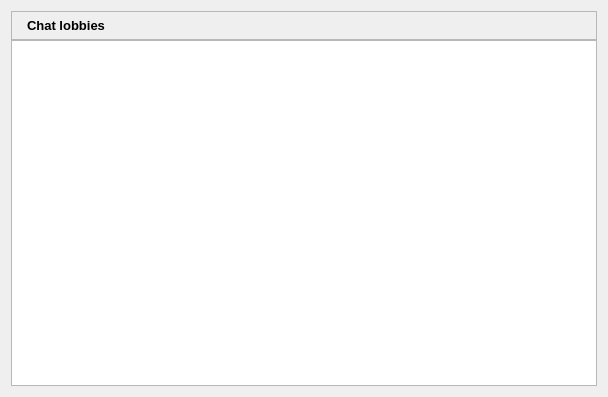
Old version of the form retroshare-gui/src/gui/ChatLobbyWidget.ui in the repository RetroShare/RetroShare.
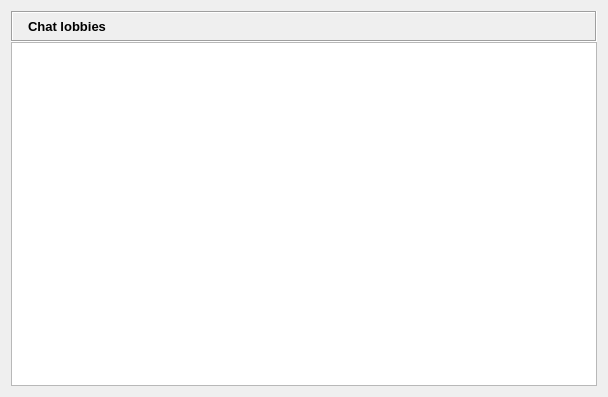
New version of the form. Icons and pictures are not drawn.

```diff
--- a/retroshare-gui/src/gui/ChatLobbyWidget.ui
+++ b/retroshare-gui/src/gui/ChatLobbyWidget.ui
@@ -17,10 +17,10 @@
    <item row="0" column="0">
     <widget class="QFrame" name="titleBarFrame">
      <property name="frameShape">
-      <enum>QFrame::StyledPanel</enum>
+      <enum>QFrame::Box</enum>
      </property>
      <property name="frameShadow">
-      <enum>QFrame::Raised</enum>
+      <enum>QFrame::Sunken</enum>
      </property>
      <layout class="QHBoxLayout" name="horizontalLayout">
       <property name="margin">
```
